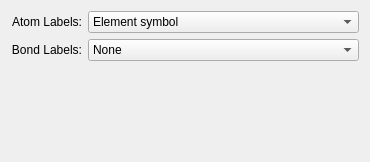
Qt form libavogadro/src/engines/labelsettingswidget.ui (cryos/avogadro) before a commit.
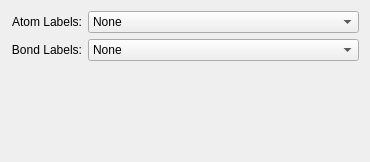
The same form after that commit.

Commit message: Added bond length label.

The edit to the form file:
```diff
--- a/libavogadro/src/engines/labelsettingswidget.ui
+++ b/libavogadro/src/engines/labelsettingswidget.ui
@@ -44,21 +44,21 @@
       </size>
      </property>
      <property name="currentIndex" >
-      <number>1</number>
+      <number>0</number>
      </property>
      <property name="modelColumn" >
       <number>0</number>
      </property>
+     <item>
+      <property name="text" >
+       <string>None</string>
+      </property>
+     </item>
      <item>
       <property name="text" >
        <string>Atom number</string>
       </property>
      </item>
-     <item>
-      <property name="text" >
-       <string>Element symbol</string>
-      </property>
-     </item>
      <item>
       <property name="text" >
        <string>Element name</string>
```
Left out of the diff: 29 changed lines with no effect on the pictures. The commit also changes 1 other file.
